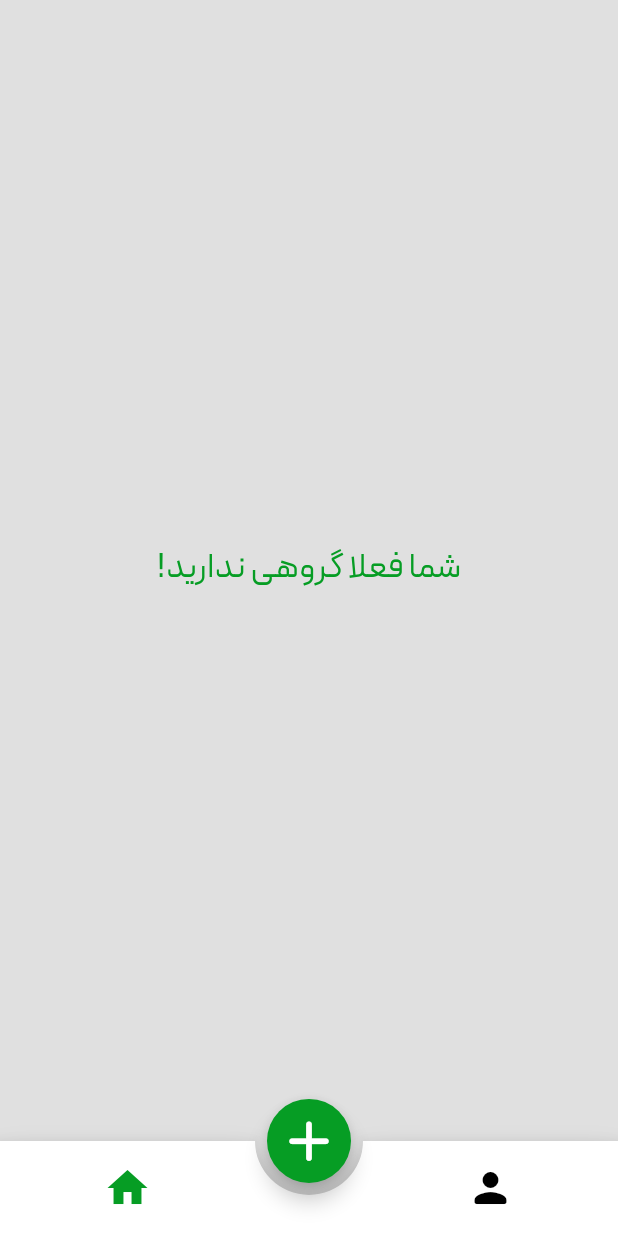
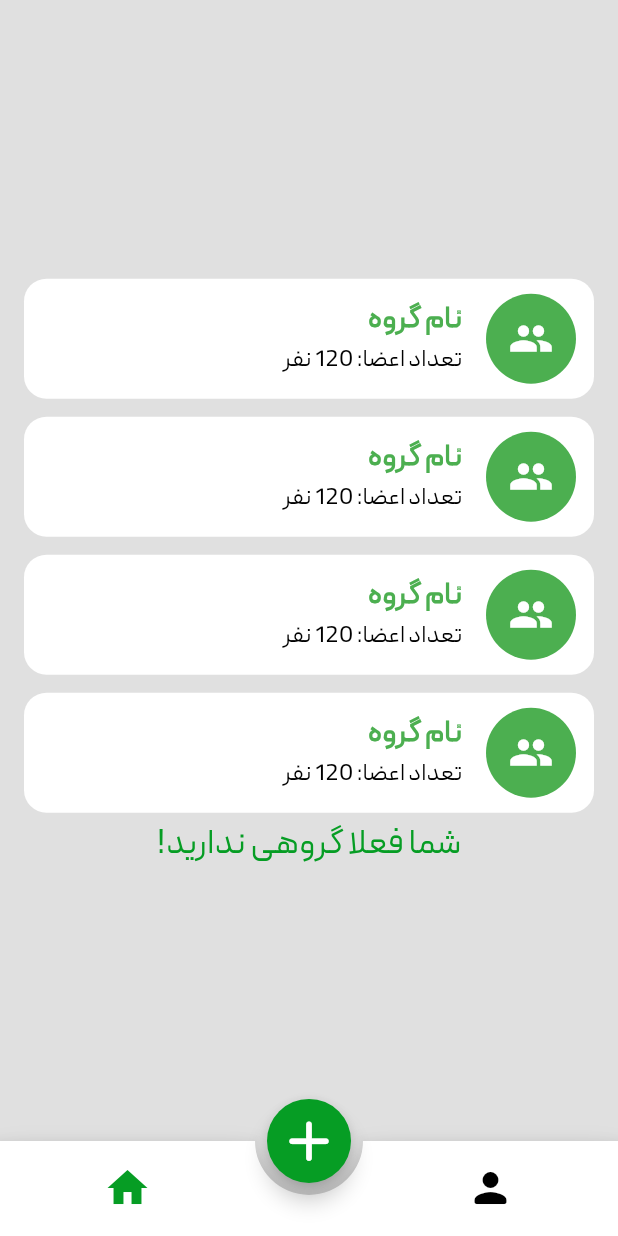
Before and after one commit to Flutter-1402-1403/aim-code, a Flutter app: the screen it shows after launch, on a phone screen of 412 x 824 dp. Run offline on Flutter 3.47's test engine with Material 3 defaults, Android fonts, the phone set to English and light mode, and no system bars; drawn by our look-alikes of animated_bottom_navigation_bar; our stand-ins replace circle_nav_bar, dio, flutter_secure_storage, get, toastification; network calls fail.

Commit message:
display group widgets are created

```diff
--- a/FrontEnd/madarkharj/lib/Pages/welcome.dart
+++ b/FrontEnd/madarkharj/lib/Pages/welcome.dart
@@ -7,6 +7,7 @@ import 'package:get/get.dart';
 import 'package:madarkharj/services/get_tokens.dart';
 import 'package:madarkharj/Pages/start_screen.dart';
 import 'package:circle_nav_bar/circle_nav_bar.dart';
+import 'package:madarkharj/widgets/group_info.dart';
 
 class WelcomePage extends StatefulWidget {
   const WelcomePage({super.key});
@@ -111,17 +112,22 @@ class _WelcomePageState extends State<WelcomePage>
           print(int);
         },
       ),
-
-      body: const SizedBox(
-        child: Column(
-          mainAxisAlignment: MainAxisAlignment.center,
-          crossAxisAlignment: CrossAxisAlignment.center,
-          children: [
-            Center(
+      body: const Center(
+        child: Padding(
+          padding: EdgeInsets.symmetric(horizontal: 16),
           child: Column(
             crossAxisAlignment: CrossAxisAlignment.center,
             mainAxisAlignment: MainAxisAlignment.center,
             children: [
+              GroupInfoCard(),
+              GroupInfoCard(),
+              GroupInfoCard(),
+              GroupInfoCard(),
+              Text(
+                '!شما فعلا گروهی ندارید',
+                style: TextStyle(
+                    fontSize: 23, color: Color.fromARGB(255, 6, 157, 36)),
+              )
               // const Text(
               //   "خوش آمدید",
               //   textAlign: TextAlign.right,
@@ -153,11 +159,8 @@ class _WelcomePageState extends State<WelcomePage>
               //               color: Color.fromARGB(255, 39, 134, 100),
               //             ),
               //           ),
-                  Text('!شما فعلا گروهی ندارید' , style: TextStyle(fontSize: 23,color: Color.fromARGB(255, 6, 157, 36)) ,)
             ],
           ),
-            )
-          ],
         ),
       ),
     );
--- a/FrontEnd/madarkharj/lib/widgets/appbar_widget.dart
+++ b/FrontEnd/madarkharj/lib/widgets/appbar_widget.dart
@@ -1,5 +1,4 @@
 import 'package:flutter/material.dart';
-import 'package:flutter/widgets.dart';
 
 class CustomAppBar extends StatelessWidget implements PreferredSizeWidget {
   final String title;
--- /dev/null
+++ b/FrontEnd/madarkharj/lib/widgets/group_info.dart
@@ -0,0 +1,60 @@
+import 'package:flutter/cupertino.dart';
+import 'package:flutter/material.dart';
+import 'package:get/get.dart';
+
+class GroupInfoCard extends StatelessWidget {
+  const GroupInfoCard({super.key});
+
+  @override
+  Widget build(BuildContext context) {
+    return Container(
+      margin: const EdgeInsets.symmetric(vertical: 6),
+      padding: const EdgeInsets.symmetric(vertical: 8, horizontal: 12),
+      width: double.infinity,
+      height: 80,
+      decoration: BoxDecoration(
+        color: Colors.white,
+        borderRadius: BorderRadius.circular(15),
+      ),
+      child: const Row(
+        textDirection: TextDirection.rtl,
+        children: [
+          CircleAvatar(
+            radius: 30,
+            backgroundColor: Colors.green,
+            child: Icon(
+              Icons.group,
+              size: 30,
+              color: Colors.white,
+            ),
+          ),
+          SizedBox(width: 16),
+          Expanded(
+            child: Column(
+              textDirection: TextDirection.rtl,
+              mainAxisAlignment: MainAxisAlignment.center,
+              crossAxisAlignment: CrossAxisAlignment.start,
+              children: [
+                Text(
+                  'نام گروه',
+                  style: TextStyle(
+                    color: Colors.green,
+                    fontSize: 20,
+                    fontWeight: FontWeight.bold,
+                  ),
+                ),
+                Text(
+                  'تعداد اعضا: 120 نفر',
+                  style: TextStyle(
+                    color: Colors.black,
+                    fontSize: 16,
+                  ),
+                ),
+              ],
+            ),
+          ),
+        ],
+      ),
+    );
+  }
+}
```
Lines whose indentation alone changed are shown as unchanged.
